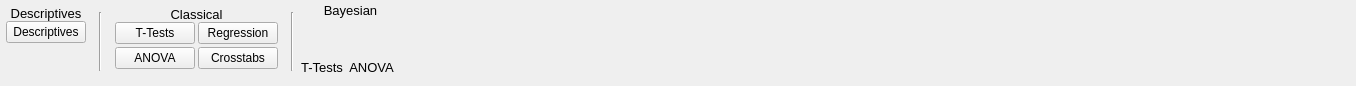
The window that JASP-Desktop/ribbons/ribbonanalysis.ui (jasp-stats/jasp-desktop) describes before a commit, drawn with Qt 5.
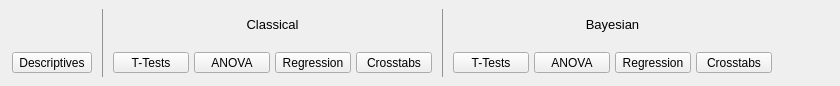
The same window after the commit. Icons and pictures are not drawn. Custom widgets are drawn as their Qt base class.

Commit message: Incorporating new icons

```diff
--- a/JASP-Desktop/ribbons/ribbonanalysis.ui
+++ b/JASP-Desktop/ribbons/ribbonanalysis.ui
@@ -6,16 +6,16 @@
    <rect>
     <x>0</x>
     <y>0</y>
-    <width>1356</width>
+    <width>840</width>
     <height>86</height>
    </rect>
   </property>
   <property name="windowTitle">
    <string>Form</string>
   </property>
-  <layout class="QGridLayout" name="gridLayout_3">
+  <layout class="QGridLayout" name="gridLayout_7">
    <property name="leftMargin">
-    <number>0</number>
+    <number>12</number>
    </property>
    <property name="topMargin">
     <number>0</number>
@@ -24,44 +24,51 @@
     <number>0</number>
    </property>
    <property name="bottomMargin">
-    <number>3</number>
+    <number>0</number>
    </property>
+   <property name="horizontalSpacing">
+    <number>0</number>
+   </property>
+   <item row="0" column="2">
+    <widget class="QWidget" name="widget_4" native="true">
+     <layout class="QGridLayout" name="gridLayout_8">
+      <item row="0" column="0">
+       <widget class="Line" name="line">
+        <property name="styleSheet">
+         <string notr="true">QWidget {	color : #929292 ; }</string>
+        </property>
+        <property name="frameShadow">
+         <enum>QFrame::Plain</enum>
+        </property>
+        <property name="orientation">
+         <enum>Qt::Vertical</enum>
+        </property>
+       </widget>
+      </item>
+     </layout>
+    </widget>
+   </item>
    <item row="0" column="0">
     <widget class="QWidget" name="widget" native="true">
-     <layout class="QVBoxLayout" name="verticalLayout">
-      <property name="spacing">
-       <number>0</number>
-      </property>
+     <layout class="QGridLayout" name="gridLayout">
       <property name="leftMargin">
-       <number>6</number>
+       <number>0</number>
       </property>
       <property name="topMargin">
        <number>6</number>
       </property>
       <property name="rightMargin">
-       <number>6</number>
+       <number>0</number>
       </property>
       <property name="bottomMargin">
-       <number>0</number>
+       <number>6</number>
       </property>
-      <item>
-       <widget class="QLabel" name="label">
-        <property name="font">
-         <font>
-          <pointsize>10</pointsize>
-         </font>
-        </property>
-        <property name="text">
-         <string>Descriptives</string>
-        </property>
-        <property name="alignment">
-         <set>Qt::AlignCenter</set>
-        </property>
-       </widget>
-      </item>
-      <item>
+      <property name="verticalSpacing">
+       <number>3</number>
+      </property>
+      <item row="1" column="0">
        <widget class="QWidget" name="widget_9" native="true">
-        <layout class="QGridLayout" name="gridLayout_5">
+        <layout class="QGridLayout" name="gridLayout_4">
          <property name="leftMargin">
           <number>0</number>
          </property>
@@ -74,11 +81,14 @@
          <property name="bottomMargin">
           <number>0</number>
          </property>
-         <property name="spacing">
-          <number>3</number>
-         </property>
-         <item row="0" column="0">
+         <item row="1" column="0">
           <widget class="RibbonButton" name="Descriptives">
+           <property name="minimumSize">
+            <size>
+             <width>76</width>
+             <height>0</height>
+            </size>
+           </property>
            <property name="text">
             <string>Descriptives</string>
            </property>
@@ -86,81 +96,58 @@
             <iconset resource="../resources/icons.qrc">
              <normaloff>:/icons/edit-delete-shred.png</normaloff>:/icons/edit-delete-shred.png</iconset>
            </property>
-          </widget>
-         </item>
-         <item row="1" column="0">
-          <widget class="QWidget" name="widget_10" native="true">
-           <property name="sizePolicy">
-            <sizepolicy hsizetype="Preferred" vsizetype="Preferred">
-             <horstretch>0</horstretch>
-             <verstretch>1</verstretch>
-            </sizepolicy>
+           <property name="iconSize">
+            <size>
+             <width>37</width>
+             <height>28</height>
+            </size>
+           </property>
+           <property name="toolButtonStyle">
+            <enum>Qt::ToolButtonTextUnderIcon</enum>
            </property>
           </widget>
          </item>
         </layout>
        </widget>
       </item>
-     </layout>
-    </widget>
-   </item>
-   <item row="0" column="1">
-    <widget class="QWidget" name="widget_20" native="true">
-     <layout class="QGridLayout" name="gridLayout_10">
-      <property name="leftMargin">
-       <number>1</number>
-      </property>
-      <property name="topMargin">
-       <number>12</number>
-      </property>
-      <property name="rightMargin">
-       <number>1</number>
-      </property>
-      <property name="bottomMargin">
-       <number>12</number>
-      </property>
       <item row="0" column="0">
-       <widget class="Line" name="line_7">
-        <property name="orientation">
-         <enum>Qt::Vertical</enum>
+       <widget class="QLabel" name="label">
+        <property name="font">
+         <font>
+          <pointsize>10</pointsize>
+         </font>
+        </property>
+        <property name="text">
+         <string/>
+        </property>
+        <property name="alignment">
+         <set>Qt::AlignCenter</set>
         </property>
        </widget>
       </item>
      </layout>
     </widget>
    </item>
-   <item row="0" column="2">
+   <item row="0" column="3">
     <widget class="QWidget" name="widget_2" native="true">
-     <layout class="QVBoxLayout" name="verticalLayout_2">
-      <property name="spacing">
-       <number>0</number>
-      </property>
+     <layout class="QGridLayout" name="gridLayout_2">
       <property name="leftMargin">
-       <number>6</number>
+       <number>0</number>
       </property>
       <property name="topMargin">
        <number>6</number>
       </property>
       <property name="rightMargin">
-       <number>6</number>
+       <number>0</number>
       </property>
       <property name="bottomMargin">
-       <number>0</number>
+       <number>6</number>
       </property>
-      <item>
-       <widget class="QLabel" name="label_5">
-        <property name="minimumSize">
-         <size>
-          <width>0</width>
-          <height>16</height>
-         </size>
-        </property>
-        <property name="maximumSize">
-         <size>
-          <width>16777215</width>
-          <height>20</height>
-         </size>
-        </property>
+      <property name="verticalSpacing">
+       <number>3</number>
+      </property>
+      <item row="0" column="0">
+       <widget class="QLabel" name="label_2">
         <property name="font">
          <font>
           <pointsize>10</pointsize>
@@ -174,9 +161,9 @@
         </property>
        </widget>
       </item>
-      <item>
-       <widget class="QWidget" name="widget_4" native="true">
-        <layout class="QGridLayout" name="gridLayout">
+      <item row="1" column="0">
+       <widget class="QWidget" name="widget_10" native="true">
+        <layout class="QGridLayout" name="gridLayout_3">
          <property name="leftMargin">
           <number>0</number>
          </property>
@@ -189,45 +176,120 @@
          <property name="bottomMargin">
           <number>0</number>
          </property>
-         <property name="spacing">
-          <number>3</number>
+         <property name="horizontalSpacing">
+          <number>5</number>
          </property>
-         <item row="2" column="0">
-          <widget class="QWidget" name="widget_5" native="true">
-           <property name="sizePolicy">
-            <sizepolicy hsizetype="Preferred" vsizetype="Preferred">
-             <horstretch>0</horstretch>
-             <verstretch>1</verstretch>
-            </sizepolicy>
-           </property>
-          </widget>
-         </item>
          <item row="0" column="0">
           <widget class="RibbonButton" name="classicalTTestButton">
+           <property name="minimumSize">
+            <size>
+             <width>76</width>
+             <height>0</height>
+            </size>
+           </property>
            <property name="text">
             <string>T-Tests</string>
            </property>
+           <property name="icon">
+            <iconset resource="../resources/icons.qrc">
+             <normaloff>:/icons/analysis-classical-ttest.svg</normaloff>:/icons/analysis-classical-ttest.svg</iconset>
+           </property>
+           <property name="iconSize">
+            <size>
+             <width>37</width>
+             <height>28</height>
+            </size>
+           </property>
+           <property name="popupMode">
+            <enum>QToolButton::InstantPopup</enum>
+           </property>
+           <property name="toolButtonStyle">
+            <enum>Qt::ToolButtonTextUnderIcon</enum>
+           </property>
           </widget>
          </item>
-         <item row="1" column="0">
+         <item row="0" column="1">
           <widget class="RibbonButton" name="classicalAnovaButton">
+           <property name="minimumSize">
+            <size>
+             <width>76</width>
+             <height>0</height>
+            </size>
+           </property>
            <property name="text">
             <string>ANOVA</string>
            </property>
+           <property name="icon">
+            <iconset resource="../resources/icons.qrc">
+             <normaloff>:/icons/analysis-classical-anova.svg</normaloff>:/icons/analysis-classical-anova.svg</iconset>
+           </property>
+           <property name="iconSize">
+            <size>
+             <width>37</width>
+             <height>28</height>
+            </size>
+           </property>
+           <property name="popupMode">
+            <enum>QToolButton::InstantPopup</enum>
+           </property>
+           <property name="toolButtonStyle">
+            <enum>Qt::ToolButtonTextUnderIcon</enum>
+           </property>
           </widget>
          </item>
          <item row="0" column="2">
           <widget class="RibbonButton" name="classicalRegressionButton">
+           <property name="minimumSize">
+            <size>
+             <width>76</width>
+             <height>0</height>
+            </size>
+           </property>
            <property name="text">
             <string>Regression</string>
            </property>
+           <property name="icon">
+            <iconset resource="../resources/icons.qrc">
+             <normaloff>:/icons/analysis-classical-regression.svg</normaloff>:/icons/analysis-classical-regression.svg</iconset>
+           </property>
+           <property name="iconSize">
+            <size>
+             <width>37</width>
+             <height>28</height>
+            </size>
+           </property>
+           <property name="popupMode">
+            <enum>QToolButton::InstantPopup</enum>
+           </property>
+           <property name="toolButtonStyle">
+            <enum>Qt::ToolButtonTextUnderIcon</enum>
+           </property>
           </widget>
          </item>
-         <item row="1" column="2">
+         <item row="0" column="3">
           <widget class="RibbonButton" name="Crosstabs">
+           <property name="minimumSize">
+            <size>
+             <width>76</width>
+             <height>0</height>
+            </size>
+           </property>
            <property name="text">
             <string>Crosstabs</string>
            </property>
+           <property name="icon">
+            <iconset resource="../resources/icons.qrc">
+             <normaloff>:/icons/analysis-classical-crosstabs.svg</normaloff>:/icons/analysis-classical-crosstabs.svg</iconset>
+           </property>
+           <property name="iconSize">
+            <size>
+             <width>37</width>
+             <height>28</height>
+            </size>
+           </property>
+           <property name="toolButtonStyle">
+            <enum>Qt::ToolButtonTextUnderIcon</enum>
+           </property>
           </widget>
          </item>
         </layout>
@@ -236,78 +298,160 @@
      </layout>
     </widget>
    </item>
-   <item row="0" column="3">
-    <widget class="QWidget" name="widget_19" native="true">
-     <layout class="QGridLayout" name="gridLayout_9">
-      <property name="leftMargin">
-       <number>1</number>
-      </property>
-      <property name="topMargin">
-       <number>12</number>
-      </property>
-      <property name="rightMargin">
-       <number>1</number>
-      </property>
-      <property name="bottomMargin">
-       <number>12</number>
-      </property>
-      <item row="0" column="0">
-       <widget class="Line" name="line_6">
-        <property name="orientation">
-         <enum>Qt::Vertical</enum>
-        </property>
-       </widget>
-      </item>
-     </layout>
-    </widget>
-   </item>
-   <item row="0" column="4">
+   <item row="0" column="5">
     <widget class="QWidget" name="widget_3" native="true">
-     <layout class="QGridLayout" name="gridLayout_2">
+     <layout class="QGridLayout" name="gridLayout_5">
       <property name="leftMargin">
        <number>0</number>
       </property>
       <property name="topMargin">
-       <number>0</number>
+       <number>6</number>
       </property>
       <property name="rightMargin">
        <number>0</number>
       </property>
       <property name="bottomMargin">
-       <number>0</number>
+       <number>6</number>
       </property>
       <property name="verticalSpacing">
-       <number>0</number>
+       <number>3</number>
       </property>
-      <item row="3" column="1">
-       <widget class="QLabel" name="label_4">
-        <property name="font">
-         <font>
-          <pointsize>10</pointsize>
-         </font>
-        </property>
-        <property name="text">
-         <string>T-Tests</string>
-        </property>
-        <property name="alignment">
-         <set>Qt::AlignCenter</set>
-        </property>
+      <item row="1" column="0">
+       <widget class="QWidget" name="widget_11" native="true">
+        <layout class="QGridLayout" name="gridLayout_6">
+         <property name="leftMargin">
+          <number>0</number>
+         </property>
+         <property name="topMargin">
+          <number>0</number>
+         </property>
+         <property name="rightMargin">
+          <number>0</number>
+         </property>
+         <property name="bottomMargin">
+          <number>0</number>
+         </property>
+         <property name="horizontalSpacing">
+          <number>5</number>
+         </property>
+         <item row="0" column="0">
+          <widget class="RibbonButton" name="bayesianTTestButton">
+           <property name="minimumSize">
+            <size>
+             <width>76</width>
+             <height>0</height>
+            </size>
+           </property>
+           <property name="text">
+            <string>T-Tests</string>
+           </property>
+           <property name="icon">
+            <iconset resource="../resources/icons.qrc">
+             <normaloff>:/icons/analysis-bayesian-ttest.svg</normaloff>:/icons/analysis-bayesian-ttest.svg</iconset>
+           </property>
+           <property name="iconSize">
+            <size>
+             <width>37</width>
+             <height>28</height>
+            </size>
+           </property>
+           <property name="popupMode">
+            <enum>QToolButton::InstantPopup</enum>
+           </property>
+           <property name="toolButtonStyle">
+            <enum>Qt::ToolButtonTextUnderIcon</enum>
+           </property>
+          </widget>
+         </item>
+         <item row="0" column="1">
+          <widget class="RibbonButton" name="bayesianAnovaButton">
+           <property name="minimumSize">
+            <size>
+             <width>76</width>
+             <height>0</height>
+            </size>
+           </property>
+           <property name="text">
+            <string>ANOVA</string>
+           </property>
+           <property name="icon">
+            <iconset resource="../resources/icons.qrc">
+             <normaloff>:/icons/analysis-bayesian-anova.svg</normaloff>:/icons/analysis-bayesian-anova.svg</iconset>
+           </property>
+           <property name="iconSize">
+            <size>
+             <width>37</width>
+             <height>28</height>
+            </size>
+           </property>
+           <property name="popupMode">
+            <enum>QToolButton::InstantPopup</enum>
+           </property>
+           <property name="toolButtonStyle">
+            <enum>Qt::ToolButtonTextUnderIcon</enum>
+           </property>
+          </widget>
+         </item>
+         <item row="0" column="3">
+          <widget class="RibbonButton" name="bayesianCrosstabsButton">
+           <property name="minimumSize">
+            <size>
+             <width>76</width>
+             <height>0</height>
+            </size>
+           </property>
+           <property name="text">
+            <string>Crosstabs</string>
+           </property>
+           <property name="icon">
+            <iconset resource="../resources/icons.qrc">
+             <normaloff>:/icons/analysis-bayesian-crosstabs.svg</normaloff>:/icons/analysis-bayesian-crosstabs.svg</iconset>
+           </property>
+           <property name="iconSize">
+            <size>
+             <width>37</width>
+             <height>28</height>
+            </size>
+           </property>
+           <property name="toolButtonStyle">
+            <enum>Qt::ToolButtonTextUnderIcon</enum>
+           </property>
+          </widget>
+         </item>
+         <item row="0" column="2">
+          <widget class="RibbonButton" name="bayesianRegressionButton">
+           <property name="minimumSize">
+            <size>
+             <width>76</width>
+             <height>0</height>
+            </size>
+           </property>
+           <property name="text">
+            <string>Regression</string>
+           </property>
+           <property name="icon">
+            <iconset resource="../resources/icons.qrc">
+             <normaloff>:/icons/analysis-bayesian-regression.svg</normaloff>:/icons/analysis-bayesian-regression.svg</iconset>
+           </property>
+           <property name="iconSize">
+            <size>
+             <width>37</width>
+             <height>28</height>
+            </size>
+           </property>
+           <property name="popupMode">
+            <enum>QToolButton::InstantPopup</enum>
+           </property>
+           <property name="toolButtonStyle">
+            <enum>Qt::ToolButtonTextUnderIcon</enum>
+           </property>
+          </widget>
+         </item>
+        </layout>
        </widget>
       </item>
-      <item row="0" column="1" colspan="3">
-       <widget class="QLabel" name="label_6">
-        <property name="minimumSize">
-         <size>
-          <width>0</width>
-          <height>16</height>
-         </size>
-        </property>
-        <property name="maximumSize">
-         <size>
-          <width>16777215</width>
-          <height>20</height>
-         </size>
-        </property>
+      <item row="0" column="0">
+       <widget class="QLabel" name="label_3">
         <property name="font">
          <font>
           <pointsize>10</pointsize>
@@ -321,138 +465,40 @@
         </property>
        </widget>
       </item>
-      <item row="1" column="2">
-       <widget class="QPushButton" name="bayesianAnovaButton">
-        <property name="minimumSize">
-         <size>
-          <width>0</width>
-          <height>32</height>
-         </size>
+      <item row="0" column="1" rowspan="2">
+       <spacer name="horizontalSpacer">
+        <property name="orientation">
+         <enum>Qt::Horizontal</enum>
         </property>
-        <property name="styleSheet">
-         <string notr="true">QWidget {
-	font-size: 11px;
-	text-decoration: none;
-	font-family: &quot;Lucida Grande&quot;, &quot;Lucida Sans Unicode&quot;, sans-serif;
-	font-weight:normal;
-	color: #000;
-	border: none;
-
-	margin: 0 4px ;
-	padding: 4px 0 ;
-}
-
-QPushButton::menu-indicator {
-	image: none ;
-}
-
-
-QWidget::hover {
-	border-radius: 4px;
-	border:1px solid #9a9a9a;
-
-	/*background-color: qlineargradient(spread:reflect, x1:0, y1:1, x2:0, y2:0, stop:0 rgba(235, 235, 235, 255), stop:0.5 rgba(245, 245, 245, 255), stop:0.527094 rgba(243, 243, 243, 255), stop:1 rgba(255, 255, 255, 255))*/
-}
-
-QWidget::pressed {
-	/*background-color: qlineargradient(spread:pad, x1:0, y1:1, x2:0, y2:0, stop:0 rgba(211, 247, 253, 255), stop:0.339901 rgba(135, 197, 251, 255), stop:0.605911 rgba(161, 209, 249, 255), stop:1 rgba(212, 233, 252, 255));*/
-
-background-color: qlineargradient(spread:pad, x1:0, y1:1, x2:0, y2:0, stop:0 rgba(235, 235, 235, 255), stop:0.389163 rgba(213, 213, 213, 255), stop:0.610837 rgba(213, 213, 213, 255), stop:1 rgba(255, 255, 255, 255))
-}</string>
-        </property>
-        <property name="icon">
-         <iconset resource="../resources/icons.qrc">
-          <normaloff>:/icons/tools-wizard.png</normaloff>:/icons/tools-wizard.png</iconset>
-        </property>
-        <property name="iconSize">
+        <property name="sizeHint" stdset="0">
          <size>
-          <width>48</width>
-          <height>32</height>
+          <width>40</width>
+          <height>20</height>
          </size>
         </property>
-       </widget>
-      </item>
-      <item row="3" column="2">
-       <widget class="QLabel" name="label_7">
-        <property name="font">
-         <font>
-          <pointsize>10</pointsize>
-         </font>
-        </property>
-        <property name="text">
-         <string>ANOVA</string>
-        </property>
-        <property name="alignment">
-         <set>Qt::AlignCenter</set>
-        </property>
-       </widget>
-      </item>
-      <item row="1" column="1">
-       <widget class="QPushButton" name="bayesianTTestButton">
-        <property name="minimumSize">
-         <size>
-          <width>0</width>
-          <height>32</height>
-         </size>
-        </property>
-        <property name="styleSheet">
-         <string notr="true">QWidget {
-	font-size: 11px;
-	text-decoration: none;
-	font-family: &quot;Lucida Grande&quot;, &quot;Lucida Sans Unicode&quot;, sans-serif;
-	font-weight:normal;
-	color: #000;
-	border: none;
-
-	margin: 0 4px ;
-	padding: 4px 0 ;
-}
-
-QPushButton::menu-indicator {
-	image: none ;
-}
-
-
-QWidget::hover {
-	border-radius: 4px;
-	border:1px solid #9a9a9a;
-
-	/*background-color: qlineargradient(spread:reflect, x1:0, y1:1, x2:0, y2:0, stop:0 rgba(235, 235, 235, 255), stop:0.5 rgba(245, 245, 245, 255), stop:0.527094 rgba(243, 243, 243, 255), stop:1 rgba(255, 255, 255, 255))*/
-}
-
-QWidget::pressed {
-	/*background-color: qlineargradient(spread:pad, x1:0, y1:1, x2:0, y2:0, stop:0 rgba(211, 247, 253, 255), stop:0.339901 rgba(135, 197, 251, 255), stop:0.605911 rgba(161, 209, 249, 255), stop:1 rgba(212, 233, 252, 255));*/
-
-background-color: qlineargradient(spread:pad, x1:0, y1:1, x2:0, y2:0, stop:0 rgba(235, 235, 235, 255), stop:0.389163 rgba(213, 213, 213, 255), stop:0.610837 rgba(213, 213, 213, 255), stop:1 rgba(255, 255, 255, 255))
-}</string>
-        </property>
-        <property name="icon">
-         <iconset resource="../resources/icons.qrc">
-          <normaloff>:/icons/tools-wizard.png</normaloff>:/icons/tools-wizard.png</iconset>
-        </property>
-        <property name="iconSize">
-         <size>
-          <width>48</width>
-          <height>32</height>
-         </size>
-        </property>
-       </widget>
+       </spacer>
       </item>
      </layout>
     </widget>
    </item>
-   <item row="0" column="5">
-    <spacer name="horizontalSpacer">
-     <property name="orientation">
-      <enum>Qt::Horizontal</enum>
+   <item row="0" column="4">
+    <widget class="QWidget" name="widget_5" native="true">
+     <property name="styleSheet">
+      <string notr="true">QWidget {	color : #929292 ; }</string>
      </property>
-     <property name="sizeHint" stdset="0">
-      <size>
-       <width>1066</width>
-       <height>20</height>
-      </size>
-     </property>
-    </spacer>
+     <layout class="QGridLayout" name="gridLayout_9">
+      <item row="0" column="0">
+       <widget class="Line" name="line_2">
+        <property name="frameShadow">
+         <enum>QFrame::Plain</enum>
+        </property>
+        <property name="orientation">
+         <enum>Qt::Vertical</enum>
+        </property>
+       </widget>
+      </item>
+     </layout>
+    </widget>
    </item>
   </layout>
   <zorder>widget_2</zorder>
@@ -465,7 +511,7 @@
  <customwidgets>
   <customwidget>
    <class>RibbonButton</class>
-   <extends>QPushButton</extends>
+   <extends>QToolButton</extends>
    <header>widgets/ribbonbutton.h</header>
   </customwidget>
  </customwidgets>
```
Left out of the diff: 28 changed lines with no effect on the pictures. The commit also changes 20 other files.
